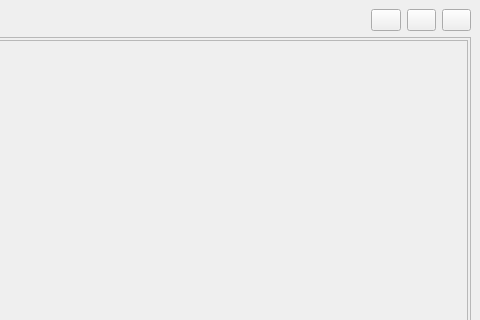
Before: the Qt Designer form src/ui/mainwindow.ui in minimirror1/remote_gui, drawn with Qt 5; both pictures show x 482 to 962 and y 0 to 320 of the 962 by 700 pixel window.
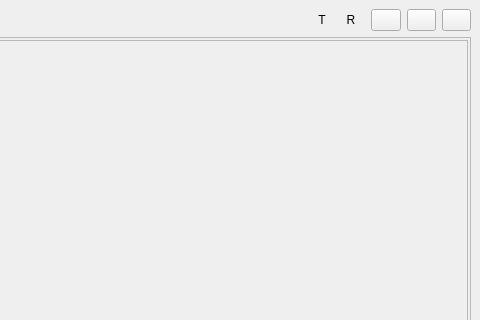
After: the same form once the commit is applied. Icons and pictures are not drawn.

The edit to the form file:
```diff
--- a/src/ui/mainwindow.ui
+++ b/src/ui/mainwindow.ui
@@ -184,6 +184,62 @@
             <layout class="QHBoxLayout" name="horizontalLayout_6"/>
            </widget>
           </item>
+          <item>
+           <widget class="QFrame" name="horizontalFrame">
+            <property name="maximumSize">
+             <size>
+              <width>55</width>
+              <height>16777215</height>
+             </size>
+            </property>
+            <layout class="QHBoxLayout" name="horizontalLayout_4">
+             <property name="leftMargin">
+              <number>0</number>
+             </property>
+             <property name="topMargin">
+              <number>0</number>
+             </property>
+             <property name="rightMargin">
+              <number>0</number>
+             </property>
+             <property name="bottomMargin">
+              <number>0</number>
+             </property>
+             <item>
+              <widget class="QLabel" name="labelTx">
+               <property name="maximumSize">
+                <size>
+                 <width>22</width>
+                 <height>22</height>
+                </size>
+               </property>
+               <property name="text">
+                <string>T</string>
+               </property>
+               <property name="alignment">
+                <set>Qt::AlignmentFlag::AlignCenter</set>
+               </property>
+              </widget>
+             </item>
+             <item>
+              <widget class="QLabel" name="labelRx">
+               <property name="maximumSize">
+                <size>
+                 <width>22</width>
+                 <height>22</height>
+                </size>
+               </property>
+               <property name="text">
+                <string>R</string>
+               </property>
+               <property name="alignment">
+                <set>Qt::AlignmentFlag::AlignCenter</set>
+               </property>
+              </widget>
+             </item>
+            </layout>
+           </widget>
+          </item>
           <item>
            <widget class="QFrame" name="windowBtnFrame">
             <property name="maximumSize">
```
